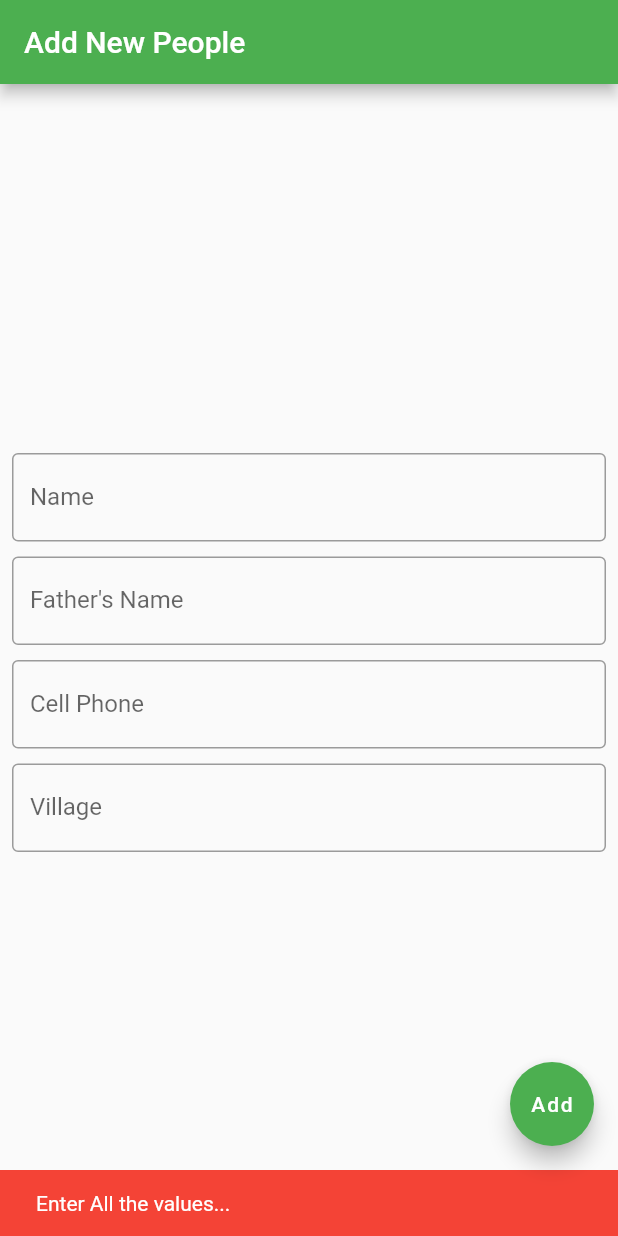
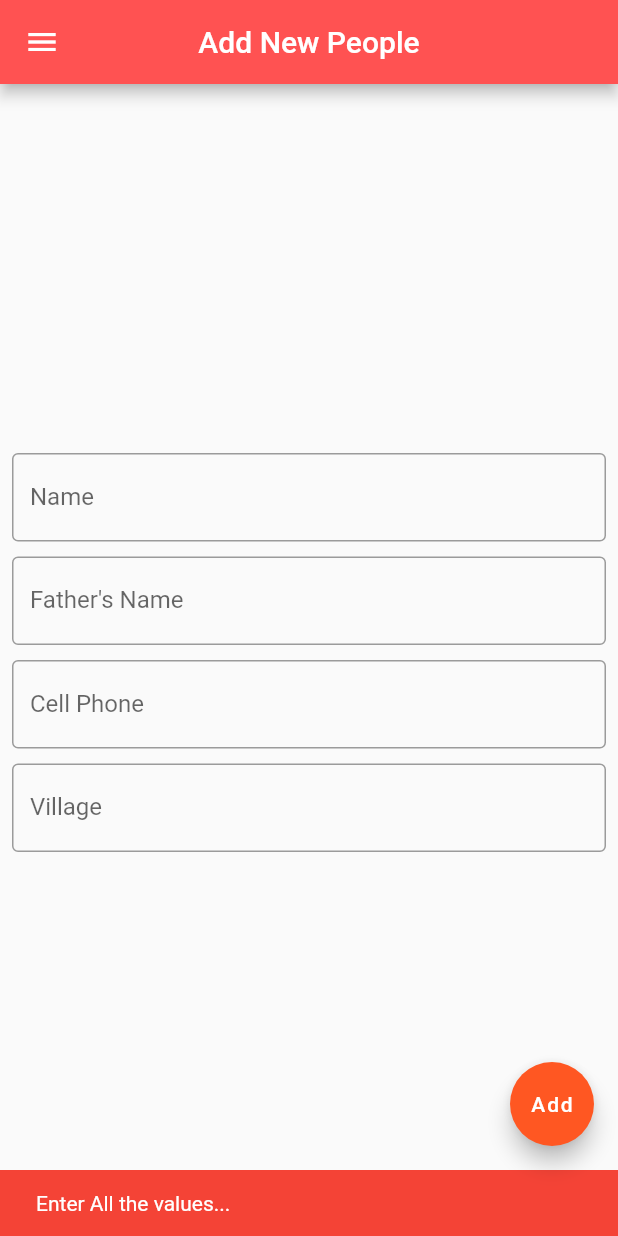
Before and after one commit to mazharul13/our_community, a Flutter app: the screen it shows after launch, after a tap on "Add", on a phone screen of 412 x 824 dp. Run offline on Flutter 3.47's test engine with Material 2 defaults, Android fonts, the phone set to English and light mode, and no system bars; our stand-ins replace hive, shared_preferences; missing offline and left inert: mysql1; accounts and stored records are empty.

Commit message:
community people screen + menu

```diff
--- /dev/null
+++ b/lib/common_code.dart
@@ -0,0 +1,64 @@
+import 'dart:developer';
+// import 'dart:js';
+
+import 'package:calculator/includes_file.dart';
+
+class appBar {
+  appBar() {}
+
+  static PopupMenuItem _buildPopupMenuItem(
+      String title, IconData iconData, int val) {
+    return PopupMenuItem(
+      child:  Row(
+        children: [
+          Icon(iconData, color: Colors.black,),
+          Text(title),
+        ],
+      ),
+      value: val,
+    );
+  }
+
+  static crtAppBar(String title, BuildContext context) {
+
+    return new AppBar(
+      // Here we take the value from the MyHomePage object that was created by
+      // the App.build method, and use it to set our appbar title.
+      title: Text(title),
+      backgroundColor: Colors.redAccent,
+      titleSpacing: 0,
+      // leading: Icon(Icons.menu),
+      centerTitle: true,
+      leading: Container(
+        child: PopupMenuButton(
+            offset: const Offset(0, 50),
+          // add icon, by default "3 dot" icon
+            icon: Icon(Icons.menu),
+            itemBuilder: (context) {
+              return [
+                _buildPopupMenuItem("My Profile", Icons.search, 0),
+                _buildPopupMenuItem("List of Member", Icons.search, 1),
+                _buildPopupMenuItem("New Member", Icons.search, 0),
+                _buildPopupMenuItem("Add Payment", Icons.search, 0),
+                _buildPopupMenuItem("New Issue", Icons.search, 0),
+                _buildPopupMenuItem("List of Issue", Icons.search, 0),
+              ];
+            }, onSelected: (value) {
+          if (value == 0) {
+            log("My account menu is selected.");
+          } else if (value == 1) {
+            Navigator.pushReplacement(context,
+                MaterialPageRoute(builder:
+                    (context) => LoginScreen()
+                )
+            );
+            log("Settings menu is selected.");
+          } else if (value == 2) {
+            log("Logout menu is selected.");
+          }
+        }),
+
+
+    ));
+  }
+}
--- a/lib/includes_file.dart
+++ b/lib/includes_file.dart
@@ -3,6 +3,7 @@ export 'package:flutter/material.dart';
 export 'screens/calc_screen.dart';
 export 'screens/login_screen.dart';
 export 'ui_elements/customUI.dart';
+export 'common_code.dart';
 export 'Library.dart';
 export 'package:shared_preferences/shared_preferences.dart';
 export 'package:hive/hive.dart';
--- a/lib/main.dart
+++ b/lib/main.dart
@@ -12,11 +12,11 @@ class MyApp extends StatelessWidget {
   @override
   Widget build(BuildContext context) {
     return MaterialApp(
-      title: 'Splash Screen',
+      title: 'Community Splash Screen',
       theme: ThemeData(
-        primarySwatch: Colors.green,
+        primarySwatch: Colors.deepOrange,
       ),
-      home: const MyHomePage(title: 'Calculator...Demo'),
+      home: const MyHomePage(title: 'Our Community'),
       debugShowCheckedModeBanner: false,
     );
   }
@@ -59,7 +59,7 @@ class _MyHomePageState extends State<MyHomePage> {
   Widget build(BuildContext context) {
     return Container(
         color: Colors.white,
-        child:Image.asset('assets/images/flag.png')
+        child:Image.asset('assets/images/community_logo.jpg')
         // child:FlutterLogo(size:MediaQuery.of(context).size.height)
     );
   }
--- a/lib/screens/community_people_entry.dart
+++ b/lib/screens/community_people_entry.dart
@@ -12,6 +12,13 @@ class CommunityEntry extends State<CommunityEntryScreen> {
   final txtEditContr1 = TextEditingController();
   final txtEditContr2 = TextEditingController();
   final loginResultxt = TextEditingController();
+
+  final tecName = TextEditingController();
+  final tecFName = TextEditingController();
+  final tecPhone = TextEditingController();
+  final tecVillage = TextEditingController();
+
+
   var loadData = 0;
   late SharedPreferences prefs;
 
@@ -32,11 +39,7 @@ class CommunityEntry extends State<CommunityEntryScreen> {
 
     return Scaffold(
       // resizeToAvoidBottomInset: false,
-      appBar: AppBar(
-        // Here we take the value from the MyHomePage object that was created by
-        // the App.build method, and use it to set our appbar title.
-        title: Text("Add New People"),
-      ),
+      appBar: appBar.crtAppBar("Add New People", context),
       body: Padding(
         padding: const EdgeInsets.all(8.0),
         child: Center(
--- a/lib/screens/login_screen.dart
+++ b/lib/screens/login_screen.dart
@@ -107,11 +107,7 @@ class LoginScreenReal extends State<LoginScreen> {
 
     return Scaffold(
       // resizeToAvoidBottomInset: false,
-      appBar: AppBar(
-        // Here we take the value from the MyHomePage object that was created by
-        // the App.build method, and use it to set our appbar title.
-        title: Text("Login please"),
-      ),
+      appBar: appBar.crtAppBar("Login Please", context),
       body: Padding(
         padding: const EdgeInsets.all(8.0),
         child: Center(
```
Also changed, not shown: assets/images/community_logo.jpg (added).
